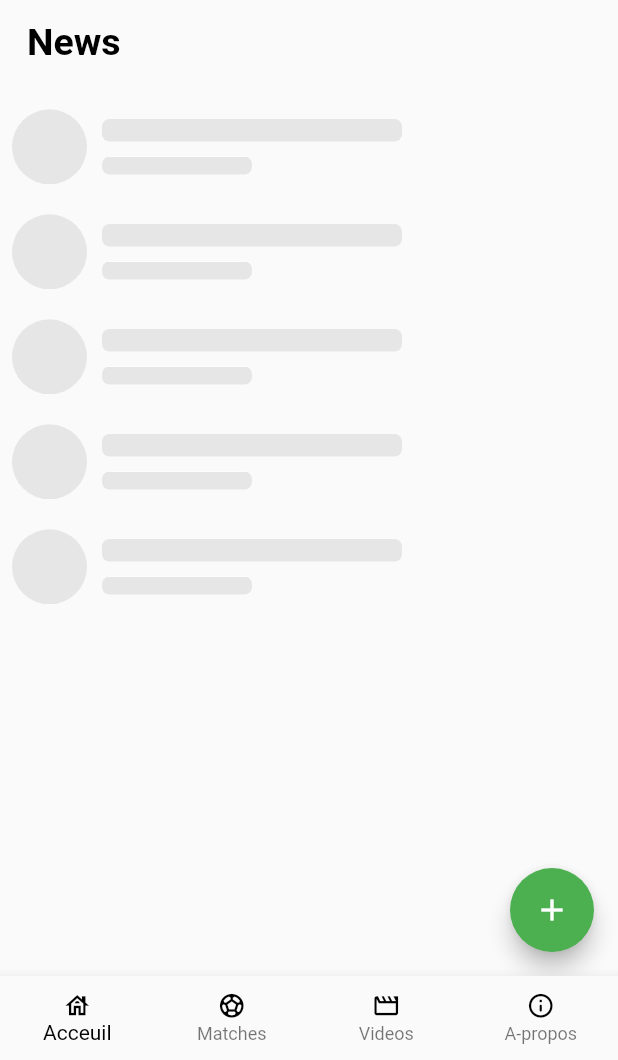
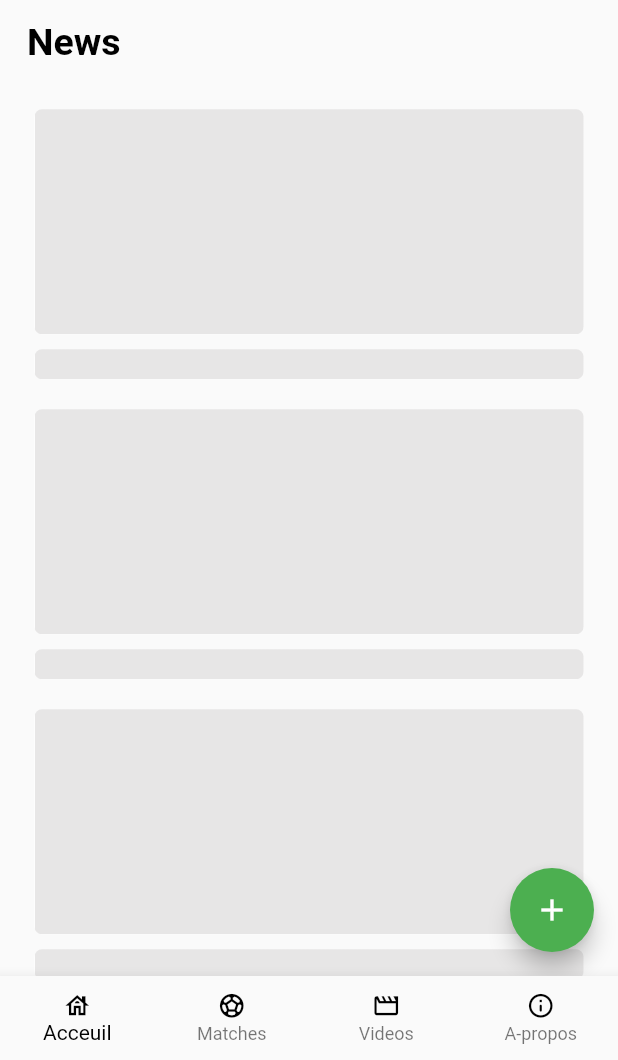
Before and after one commit to dylankavundama/virunga, a Flutter app: the screen it shows after launch, on a phone screen of 412 x 824 dp, the part 176-1236 px from its top. Run offline on Flutter 3.47's test engine with Material 2 defaults, Android fonts, the light colour scheme and no system bars; drawn by our look-alikes of shimmer; our stand-ins replace flutter_bloc, font_awesome_flutter, supabase_flutter, youtube_player_flutter; accounts and stored records are empty; Roboto replaces fonts that are missing (roboto).

Commit message:
Custom shimmer post

```diff
--- a/lib/screen/WIDGET/post_shimmer.dart
+++ b/lib/screen/WIDGET/post_shimmer.dart
@@ -2,25 +2,12 @@ import 'package:flutter/material.dart';
 import 'package:shimmer/shimmer.dart';
 
 Widget postShimmer() {
-  return SizedBox(
-    height: 70,
-    width: double.infinity,
-    child: Row(
-      children: [
-        Shimmer.fromColors(
-          baseColor: const Color.fromARGB(255, 231, 230, 230),
-          highlightColor: const Color.fromARGB(255, 245, 244, 244),
-          child: Container(
-            height: 50,
-            width: 50,
-            decoration: BoxDecoration(
-                color: Colors.white, borderRadius: BorderRadius.circular(100)),
-          ),
-        ),
-        const SizedBox(
-          width: 10,
-        ),
-        Column(
+  return Padding(
+    padding: const EdgeInsets.only(left: 15, right: 15),
+    child: SizedBox(
+        height: 200,
+        width: double.infinity,
+        child: Column(
           mainAxisAlignment: MainAxisAlignment.center,
           crossAxisAlignment: CrossAxisAlignment.start,
           children: [
@@ -28,8 +15,8 @@ Widget postShimmer() {
               baseColor: Color.fromARGB(255, 231, 230, 230),
               highlightColor: Color.fromARGB(255, 245, 244, 244),
               child: Container(
-                height: 15,
-                width: 200,
+                height: 150,
+                width: double.infinity,
                 decoration: BoxDecoration(
                   borderRadius: BorderRadius.circular(5),
                   color: Colors.white,
@@ -41,8 +28,8 @@ Widget postShimmer() {
               baseColor: const Color.fromARGB(255, 231, 230, 230),
               highlightColor: const Color.fromARGB(255, 245, 244, 244),
               child: Container(
-                height: 12,
-                width: 100,
+                height: 20,
+                width: double.infinity,
                 decoration: BoxDecoration(
                   borderRadius: BorderRadius.circular(5),
                   color: Colors.white,
@@ -50,8 +37,6 @@ Widget postShimmer() {
               ),
             )
           ],
-        )
-      ],
-    ),
+        )),
   );
 }
--- a/pubspec.yaml
+++ b/pubspec.yaml
@@ -82,6 +82,7 @@ flutter:
     - asset/sp/
     - asset/vd/
     - asset/post/
+    - asset/images/
   # An image asset can refer to one or more resolution-specific "variants", see
   # https://flutter.dev/assets-and-images/#resolution-aware
 
```
